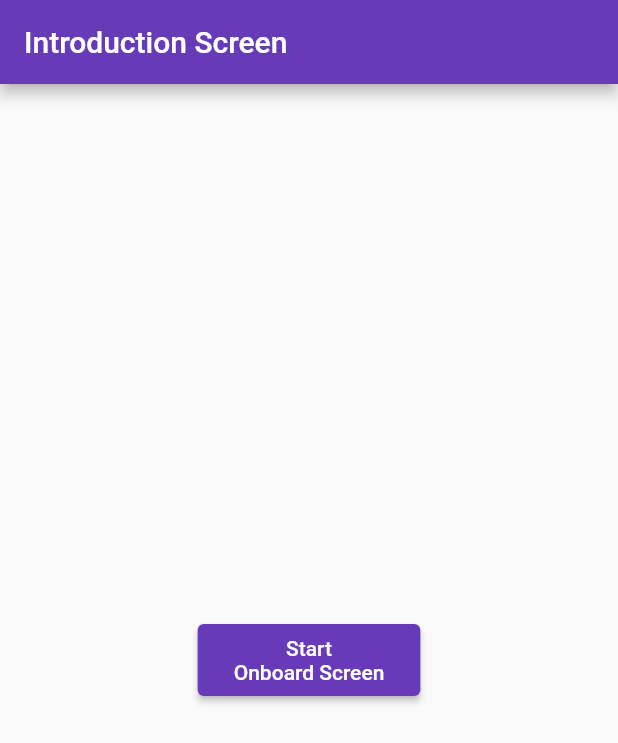
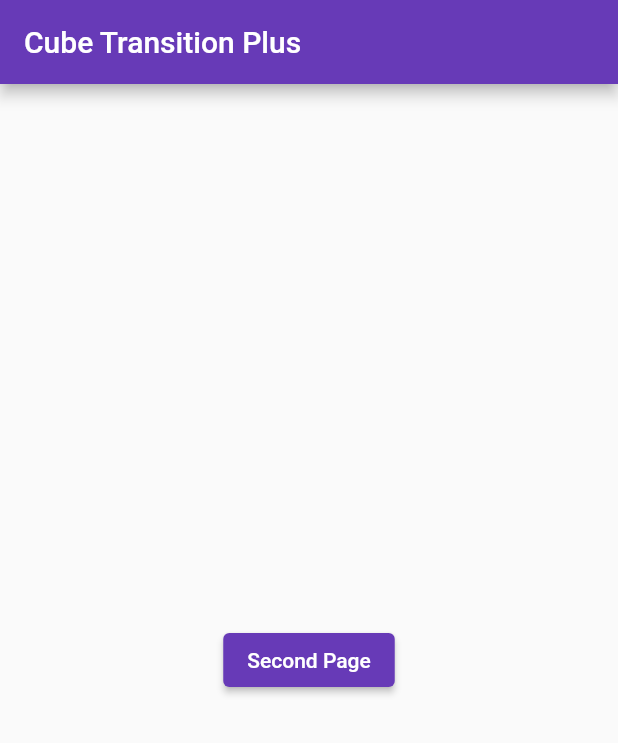
Before and after one commit to md-siam/package_of_the_day, a Flutter app: the screen it shows after launch, on a phone screen of 412 x 824 dp. Shown: the top 743 px of the screen. Run offline on Flutter 3.47's test engine with Material 2 defaults, Android fonts, the phone set to English and light mode, and no system bars; our stand-ins replace audio_video_progress_bar, audioplayers, avatar_glow, clay_containers, convex_bottom_bar, device_info_plus and 34 more; missing offline and left inert: aurora, cube_transition_plus, day_night_switcher, day_night_time_picker, flutter_carousel_slider, flutter_settings_ui and 5 more.

Commit message:
cube_transition_plus

```diff
--- /dev/null
+++ b/lib/55_cube_transition_plus/cube_transition_plus.dart
@@ -0,0 +1,28 @@
+import 'package:cube_transition_plus/cube_transition_plus.dart';
+import 'package:flutter/material.dart';
+import 'second_screen.dart';
+
+class MyCubeTransitionPlus extends StatelessWidget {
+  const MyCubeTransitionPlus({Key? key}) : super(key: key);
+
+  @override
+  Widget build(BuildContext context) {
+    return Scaffold(
+      appBar: AppBar(title: const Text('Cube Transition Plus')),
+      body: Center(
+        child: ElevatedButton(
+          child: const Text('Second Page'),
+          onPressed: () {
+            Navigator.of(context).push(
+              CubePageRoute(
+                enterPage: const SecondScreen(),
+                exitPage: this,
+                duration: const Duration(milliseconds: 900),
+              ),
+            );
+          },
+        ),
+      ),
+    );
+  }
+}
--- a/lib/main.dart
+++ b/lib/main.dart
@@ -73,7 +73,8 @@ class MyApp extends StatelessWidget {
       //home: const MyPersistentBottomNavBar(),
       //home: const MyEquatable(),
       //home: const MyWebScraper(),
-      home: const MyIntroductionScreen(),
+      //home: const MyIntroductionScreen(),
+      home: const MyCubeTransitionPlus(),
     );
   }
 }
--- a/lib/routes.dart
+++ b/lib/routes.dart
@@ -59,3 +59,4 @@ export '51_persistent_bottom_nav_bar/persistent_bottom_nav_bar.dart';
 export '52_equatable/equatable.dart';
 export '53_web_scraper/web_scraper.dart';
 export '54_introduction_screen/introduction_screen.dart';
+export '55_cube_transition_plus/cube_transition_plus.dart';
--- a/pubspec.yaml
+++ b/pubspec.yaml
@@ -133,6 +133,8 @@ dependencies:
   web_scraper: ^0.1.4
   # For onboarding UI screen
   introduction_screen: ^3.0.2
+  # For cube page transition
+  cube_transition_plus: ^2.0.1
 
 dev_dependencies:
   # The "flutter_lints" package below contains a set of recommended lints to
```
Also changed, not shown: lib/55_cube_transition_plus/second_screen.dart (added, +20 -0 lines), pubspec.lock, 2 other files.
